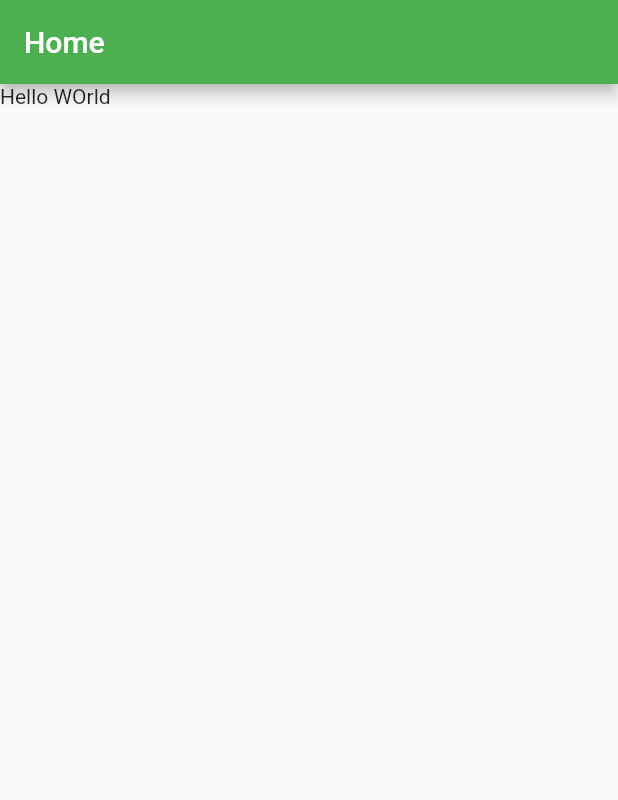
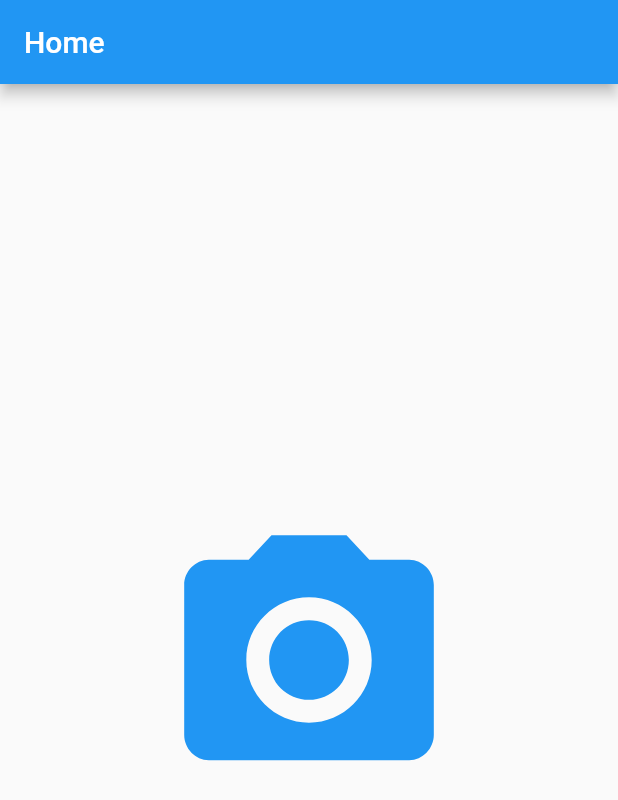
Before and after one commit to sohel7/my_project, a Flutter app: the screen it shows after launch, on a phone screen of 412 x 824 dp. Shown: the top 800 px of the screen. Run offline on Flutter 3.47's test engine with Material 2 defaults, Android fonts, the phone set to English and light mode, and no system bars.

Commit message:
Update main.dart

```diff
--- a/lib/main.dart
+++ b/lib/main.dart
@@ -7,30 +7,37 @@ main(){
 
 class MyApp extends StatelessWidget{
   const MyApp({super.key});
-
   @override
   Widget build(BuildContext context) {
     return  MaterialApp(
-     theme: ThemeData(primarySwatch: Colors.green),
-     darkTheme: ThemeData(primarySwatch: Colors.amber ),
-     color: Colors.green,
+      theme: ThemeData(primarySwatch: Colors.blue),
+      darkTheme: ThemeData(primarySwatch: Colors.blue ),
+      color: Colors.blue,
       debugShowCheckedModeBanner: false,
       home: HomeActivity(),
     );
   }
 }
 
+// Home Activite
+//====================================
 class HomeActivity extends StatelessWidget{
    const HomeActivity({super.key});
 
-
-
   @override
   Widget build(BuildContext context) {
+    // SCAFFOLD
+    //===================
       return Scaffold(
-       appBar: AppBar(title: Text("Home"),),
-       body: Text("Hello WOrld"),
+      appBar: AppBar(
+        title: Text("Home"),
+      ),
+      body: Center(
+        // ICON CLASS
+        //=================
+      child: Icon(Icons.camera_alt,size: 200,color: Colors.blue,),
+      )
     );
-  }
 
   }
+}
```
Lines whose indentation alone changed are shown as unchanged.
